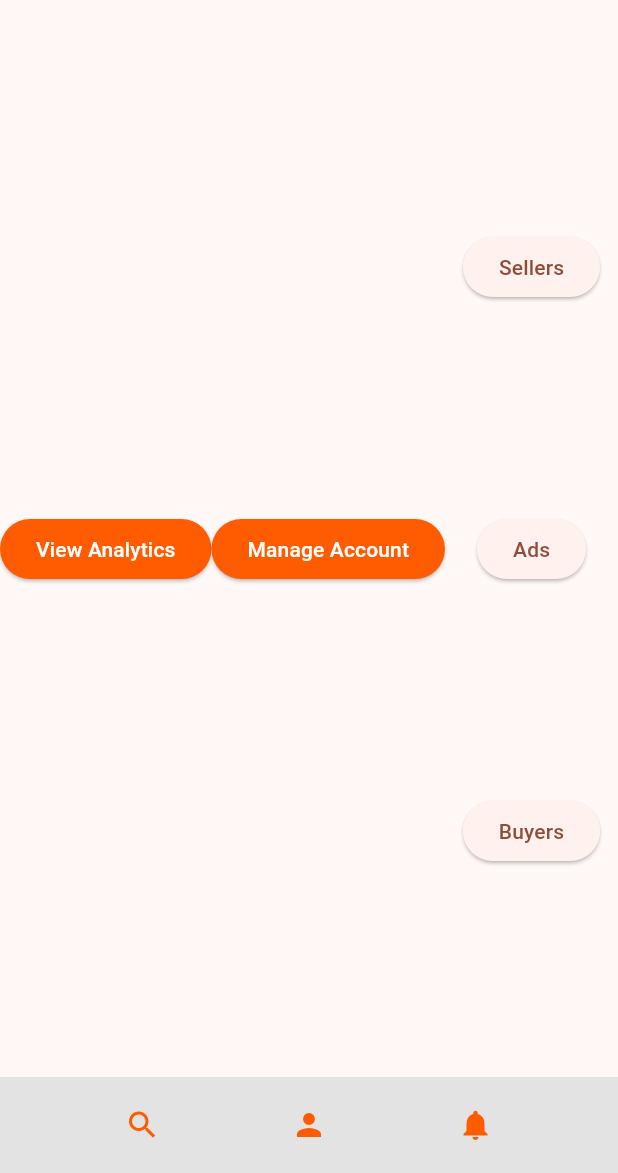
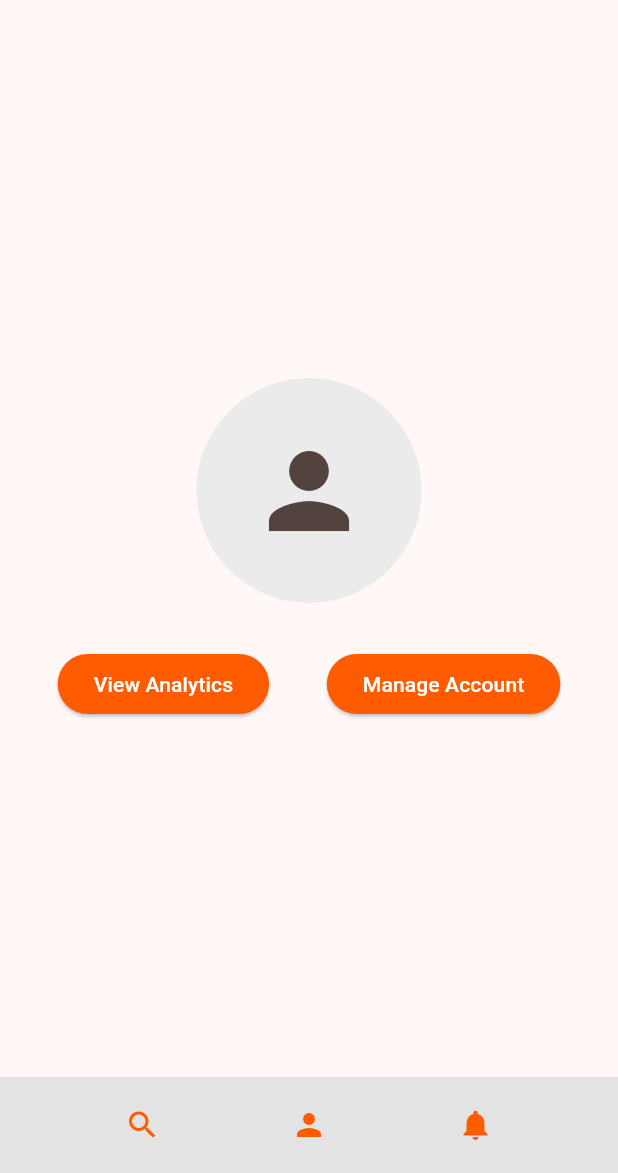
Before and after one commit to Hiruni-Thathsarani/Panchikawaththa, a Flutter app: the screen it shows after launch, on a phone screen of 412 x 824 dp, the part 63-1236 px from its top. Run offline on Flutter 3.47's test engine with Material 3 defaults, Android fonts, the phone set to English and light mode, and no system bars.

Commit message:
admin profile page and view page

```diff
--- a/lib/admin_page.dart
+++ b/lib/admin_page.dart
@@ -21,12 +21,36 @@ class _AdminPageState extends State<AdminPage> {
               icon: Icon(Icons.arrow_back),
             ),
             const Text('My profile'),
+
           ],
         ),
+
       ),
-      body: Row(
-        mainAxisAlignment:
-            MainAxisAlignment.spaceEvenly, // Changed to spaceEvenly
+
+      body: Column(
+
+        mainAxisAlignment: MainAxisAlignment.center,
+        children: [
+          // Container for profile picture icon
+          Container(
+            width: 150, // Adjust size as needed
+            height: 150, // Adjust size as needed
+            decoration: BoxDecoration(
+              color: Color(0xFFEBEBEB), // Square-shaped layer color
+              shape: BoxShape.circle,
+            ),
+            child: IconButton(
+              onPressed: () {
+                // Handle profile picture upload action here
+              },
+              iconSize: 80, // Adjust size as needed
+              icon: Icon(Icons.person),
+            ),
+          ),
+          SizedBox(height: 30), // Add spacing between widgets
+          // Upload icon above two buttons
+          Row(
+            mainAxisAlignment: MainAxisAlignment.spaceEvenly,
             children: [
               ElevatedButton(
                 onPressed: () {
@@ -48,30 +72,7 @@ class _AdminPageState extends State<AdminPage> {
                 ),
                 child: const Text('Manage Account'),
               ),
-          Expanded(
-            child: Column(
-              mainAxisAlignment: MainAxisAlignment.spaceEvenly,
-              children: [
-                ElevatedButton(
-                  onPressed: () {
-                    // Handle sellers action here
-                  },
-                  child: const Text('Sellers'),
-                ),
-                ElevatedButton(
-                  onPressed: () {
-                    // Handle ads action here
-                  },
-                  child: const Text('Ads'),
-                ),
-                ElevatedButton(
-                  onPressed: () {
-                    // Handle buyers action here
-                  },
-                  child: const Text('Buyers'),
-                ),
             ],
-            ),
           ),
         ],
       ),
```
Also changed, not shown: lib/view_page.dart (added, +75 -0 lines). Lines whose indentation alone changed are shown as unchanged.
